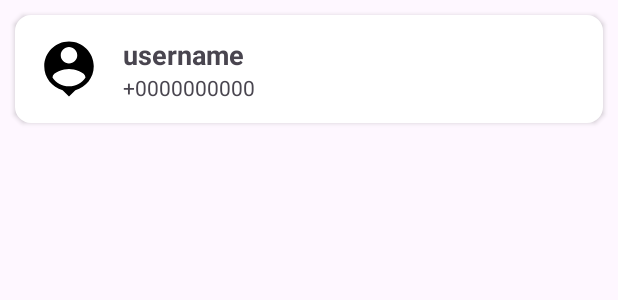
After one commit to dineshsanthanam7/Tsk, an Android app: the layout search_user_recycler_row.xml on its own in the app's theme, with its tools: preview values and no code run, on a phone screen of 412 x 824 dp. The commit adds this screen. Shown: the top 300 px of the screen. Run offline under Robolectric (Android 15) with nearby library versions, the phone set to English and light mode, and no system bars.

Commit message:
search activity and fragments are added && enhanced search activity

```diff
--- a/app/build.gradle
+++ b/app/build.gradle
@@ -40,6 +40,7 @@ dependencies {
     implementation(platform("com.google.firebase:firebase-bom:33.0.0"))
     implementation("com.google.firebase:firebase-auth")
     implementation 'com.airbnb.android:lottie:4.0.0'
+    implementation 'com.firebaseui:firebase-ui-firestore:8.0.2'
     implementation 'com.hbb20:ccp:2.5.0'
     androidTestImplementation 'androidx.test.espresso:espresso-core:3.5.1'
 }
--- a/app/src/main/java/com/example/tsk/login_user.java
+++ b/app/src/main/java/com/example/tsk/login_user.java
@@ -60,7 +60,7 @@ letmein.setOnClickListener(v -> {
             usermodel.setUsername(username);
              }
         else{
-            usermodel= new Usermodel(phonenumber,username, Timestamp.now());
+            usermodel= new Usermodel(username,phonenumber, Timestamp.now(),Firebaseutil.currentUserId());
 
         }
         Firebaseutil.currentUserDetails().set(usermodel).addOnCompleteListener(new OnCompleteListener<Void>() {
--- a/app/src/main/java/utils/Firebaseutil.java
+++ b/app/src/main/java/utils/Firebaseutil.java
@@ -1,6 +1,7 @@
 package utils;
 
 import com.google.firebase.auth.FirebaseAuth;
+import com.google.firebase.firestore.CollectionReference;
 import com.google.firebase.firestore.DocumentReference;
 import com.google.firebase.firestore.FirebaseFirestore;
 
@@ -20,4 +21,7 @@ public class Firebaseutil {
 
         return FirebaseFirestore.getInstance().collection("users").document(currentUserId());
     }
+    public static CollectionReference allCollectionReference(){
+return FirebaseFirestore.getInstance().collection("users");
+    }
 }
--- /dev/null
+++ b/app/src/main/res/drawable/icon_back.xml
@@ -0,0 +1,5 @@
+<vector android:height="24dp" android:tint="#000000"
+    android:viewportHeight="24" android:viewportWidth="24"
+    android:width="24dp" xmlns:android="http://schemas.android.com/apk/res/android">
+    <path android:fillColor="@android:color/white" android:pathData="M17.77,3.77l-1.77,-1.77l-10,10l10,10l1.77,-1.77l-8.23,-8.23z"/>
+</vector>
--- /dev/null
+++ b/app/src/main/res/layout/profile_pic_view.xml
@@ -0,0 +1,22 @@
+<?xml version="1.0" encoding="utf-8"?>
+<RelativeLayout xmlns:android="http://schemas.android.com/apk/res/android"
+    android:layout_width="wrap_content"
+    android:layout_height="wrap_content"
+    xmlns:app="http://schemas.android.com/apk/res-auto">
+
+    <ImageView
+        android:layout_width="52dp"
+        android:layout_height="52dp"
+        android:background="@drawable/circular_bg"
+        android:src="@drawable/user"
+        app:tint="@color/black"
+        android:padding="4dp"
+        android:backgroundTint="@color/white"
+        android:id="@+id/profile_pic_view"
+android:layout_centerInParent="true"
+
+
+        />
+
+
+</RelativeLayout>
--- /dev/null
+++ b/app/src/main/res/layout/search_user_recycler_row.xml
@@ -0,0 +1,47 @@
+<?xml version="1.0" encoding="utf-8"?>
+<LinearLayout xmlns:android="http://schemas.android.com/apk/res/android"
+    android:layout_width="match_parent"
+    android:layout_height="wrap_content"
+    android:background="@drawable/edit_mobile_edittext"
+    android:layout_margin="10dp"
+    android:elevation="2dp"
+    >
+
+
+    <include layout="@layout/profile_pic_view"
+        android:layout_width="52dp"
+        android:layout_height="52dp"
+        android:layout_gravity="center"
+        android:layout_margin="10dp"
+
+        />
+
+    <LinearLayout
+        android:layout_width="match_parent"
+        android:layout_height="wrap_content"
+        android:layout_gravity="center"
+        android:orientation="vertical"
+
+        >
+        <TextView
+            android:layout_width="wrap_content"
+            android:layout_height="wrap_content"
+            android:text="username"
+            android:textSize="18sp"
+            android:textStyle="bold"
+            android:id="@+id/username_text"
+            />
+        <TextView
+            android:layout_width="wrap_content"
+            android:layout_height="wrap_content"
+            android:text="+0000000000"
+            android:id="@+id/userphone_number"
+            />
+
+
+    </LinearLayout>
+
+
+
+
+</LinearLayout>
--- a/app/src/main/res/values/colors.xml
+++ b/app/src/main/res/values/colors.xml
@@ -2,5 +2,6 @@
 <resources>
     <color name="black">#FF000000</color>
     <color name="white">#FFFFFFFF</color>
+    <color name="offwhite">#FAFAFA</color>
     <color name="circle">#FF5964</color>
 </resources>
```
Also changed, not shown: app/src/main/java/com/example/tsk/SearchActivity.java (+77 -1 lines), app/src/main/java/com/example/tsk/adaptor/SearchUserRecyclerAdaptor.java (added, +60 -0 lines), app/src/main/java/model/Usermodel.java (+11 -1 lines), app/src/main/res/layout/activity_search.xml (+77 -2 lines).
